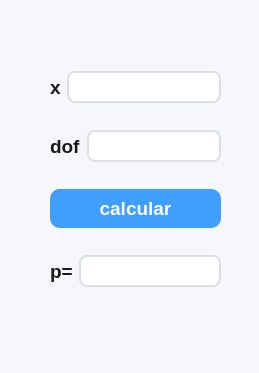
The window that gui/integral.ui (ibero-coder/segundo-parcial) describes before a commit, drawn with Qt 5.
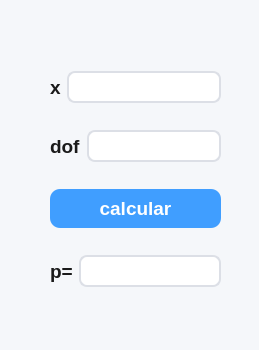
The same window after the commit.

Patch:
```diff
--- a/gui/integral.ui
+++ b/gui/integral.ui
@@ -7,9 +7,15 @@
     <x>0</x>
     <y>0</y>
     <width>259</width>
-    <height>373</height>
+    <height>350</height>
    </rect>
   </property>
+  <property name="minimumSize">
+   <size>
+    <width>259</width>
+    <height>350</height>
+   </size>
+  </property>
   <property name="windowTitle">
    <string>Dialog</string>
   </property>
```
